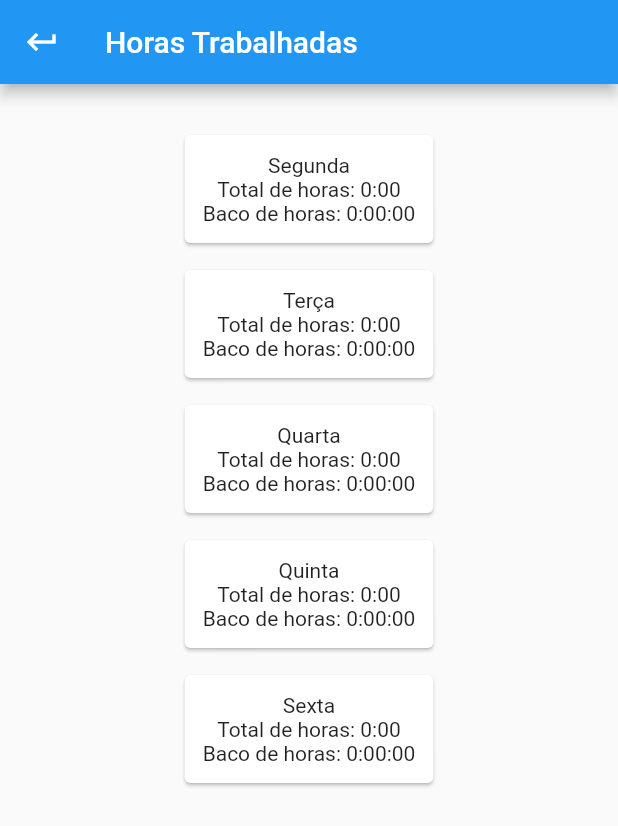
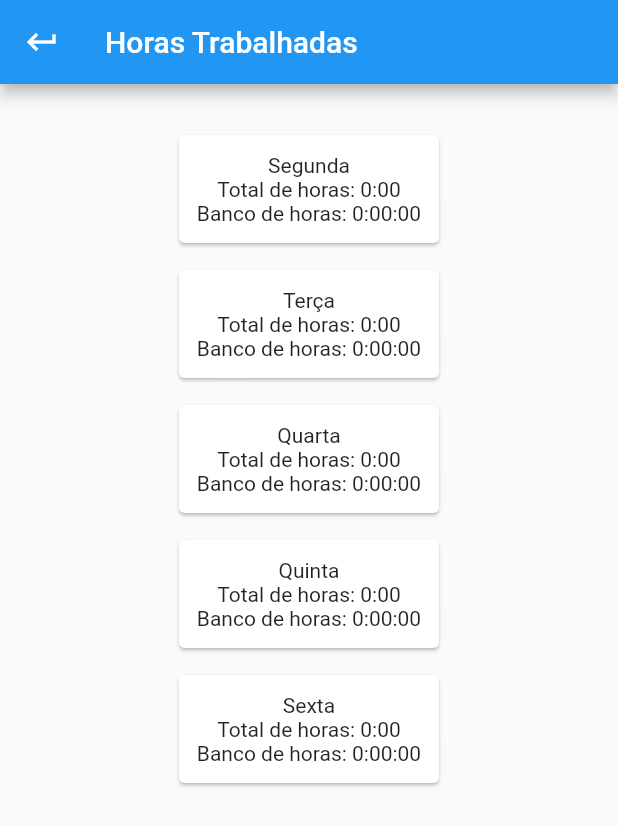
Before and after one commit to Nirayuki/eletronic_point, a Flutter app: the screen it shows after launch, after a tap on the "announcement" icon, on a phone screen of 412 x 824 dp. Shown: the top 826 px of the screen. Run offline on Flutter 3.47's test engine with Material 2 defaults, Android fonts, the light colour scheme and no system bars.

Commit message:
Teste 1.0
Pequena mudança após testes

```diff
--- a/lib/Pages/EmployeeView.dart
+++ b/lib/Pages/EmployeeView.dart
@@ -138,8 +138,8 @@ class _EmployeeViewState extends State<EmployeeView> {
                                     .toString()
                                     .substring(0, 8)),
                         Text(SegundaModel.instance.banco == null
-                            ? "Baco de horas: 0:00:00"
-                            : "Baco de horas: " +
+                            ? "Banco de horas: 0:00:00"
+                            : "Banco de horas: " +
                                 SegundaModel.instance.banco
                                     .toString()
                                     .substring(0, 8)),
@@ -163,8 +163,8 @@ class _EmployeeViewState extends State<EmployeeView> {
                                     .toString()
                                     .substring(0, 8)),
                         Text(TercaModel.instance.banco == null
-                            ? "Baco de horas: 0:00:00"
-                            : "Baco de horas: " +
+                            ? "Banco de horas: 0:00:00"
+                            : "Banco de horas: " +
                                 TercaModel.instance.banco
                                     .toString()
                                     .substring(0, 8)),
@@ -188,8 +188,8 @@ class _EmployeeViewState extends State<EmployeeView> {
                                     .toString()
                                     .substring(0, 8)),
                         Text(QuartaModel.instance.banco == null
-                            ? "Baco de horas: 0:00:00"
-                            : "Baco de horas: " +
+                            ? "Banco de horas: 0:00:00"
+                            : "Banco de horas: " +
                                 QuartaModel.instance.banco
                                     .toString()
                                     .substring(0, 8)),
@@ -213,8 +213,8 @@ class _EmployeeViewState extends State<EmployeeView> {
                                     .toString()
                                     .substring(0, 8)),
                         Text(QuintaModel.instance.banco == null
-                            ? "Baco de horas: 0:00:00"
-                            : "Baco de horas: " +
+                            ? "Banco de horas: 0:00:00"
+                            : "Banco de horas: " +
                                 QuintaModel.instance.banco
                                     .toString()
                                     .substring(0, 8)),
@@ -238,8 +238,8 @@ class _EmployeeViewState extends State<EmployeeView> {
                                     .toString()
                                     .substring(0, 8)),
                         Text(SextaModel.instance.banco == null
-                            ? "Baco de horas: 0:00:00"
-                            : "Baco de horas: " +
+                            ? "Banco de horas: 0:00:00"
+                            : "Banco de horas: " +
                                 SextaModel.instance.banco
                                     .toString()
                                     .substring(0, 8)),
```
